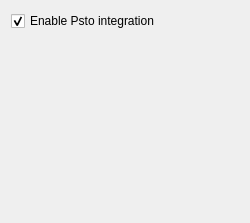
Qt form plugins/blogimprover/src/blogimproversettings.ui (euroelessar/qutim) before a commit.
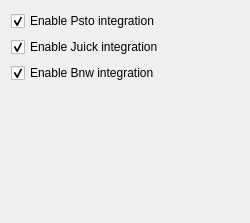
The same form after that commit.

```diff
--- a/plugins/blogimprover/src/blogimproversettings.ui
+++ b/plugins/blogimprover/src/blogimproversettings.ui
@@ -27,6 +27,26 @@
      </property>
     </widget>
    </item>
+   <item row="1" column="0">
+    <widget class="QCheckBox" name="enableJuickIntegration">
+     <property name="text">
+      <string>Enable Juick integration</string>
+     </property>
+     <property name="checked">
+      <bool>true</bool>
+     </property>
+    </widget>
+   </item>
+   <item row="2" column="0">
+    <widget class="QCheckBox" name="enableBnwIntegration">
+     <property name="text">
+      <string>Enable Bnw integration</string>
+     </property>
+     <property name="checked">
+      <bool>true</bool>
+     </property>
+    </widget>
+   </item>
   </layout>
  </widget>
  <resources/>
```
